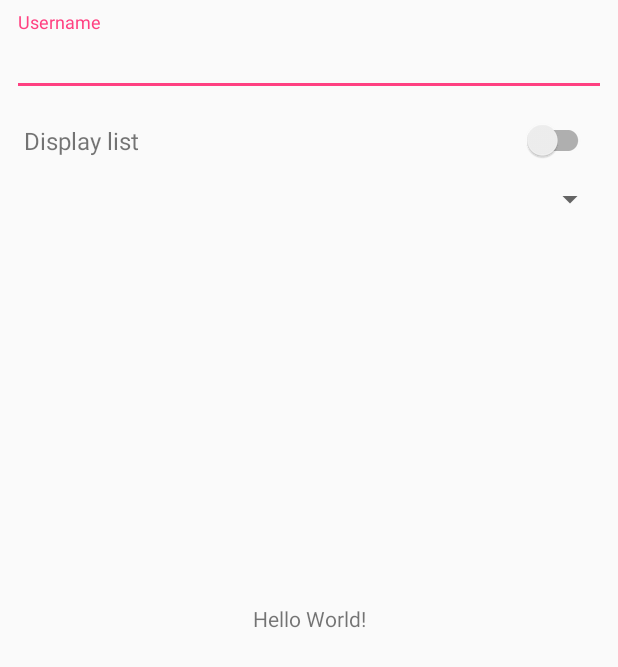
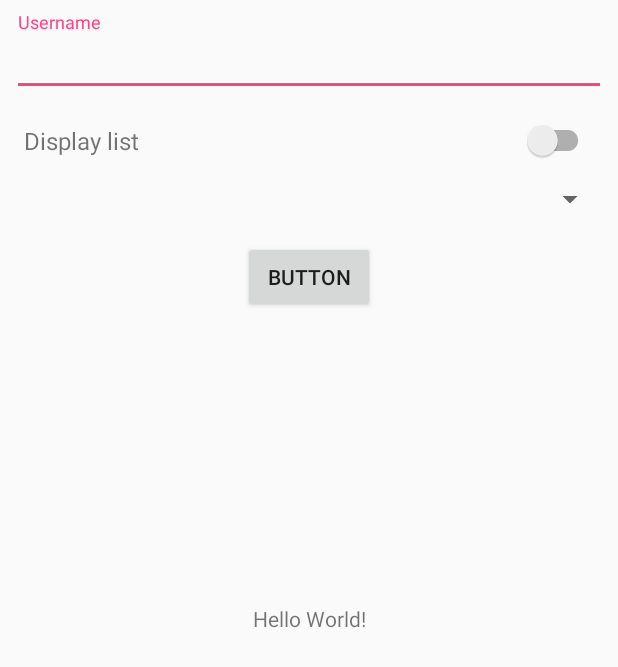
Before and after one commit to ArthurVimond/RxBindingAdapters, an Android app: the layout activity_main.xml on its own in the app's theme, with its tools: preview values and no code run, on a phone screen of 412 x 824 dp. Shown: the top 667 px of the screen. Run offline under Robolectric (Android 15) with nearby library versions, the phone set to English and light mode, and no system bars.

Commit message:
feat(sample): implement Button rxClick binding example

```diff
--- a/sample/src/main/java/fr/arthurvimond/rxbindingadapters/sample/MainViewModel.kt
+++ b/sample/src/main/java/fr/arthurvimond/rxbindingadapters/sample/MainViewModel.kt
@@ -3,9 +3,11 @@ package fr.arthurvimond.rxbindingadapters.sample
 import android.app.Application
 import android.arch.lifecycle.AndroidViewModel
 import android.util.Log
+import fr.arthurvimond.rxbindingadapters.Empty
 import io.reactivex.disposables.CompositeDisposable
 import io.reactivex.rxkotlin.addTo
 import io.reactivex.subjects.BehaviorSubject
+import io.reactivex.subjects.PublishSubject
 
 /**
  * Created by Arthur Vimond on 21/07/2018.
@@ -15,6 +17,8 @@ class MainViewModel(application: Application) : AndroidViewModel(application) {
     val username: BehaviorSubject<String> = BehaviorSubject.createDefault("Arthur")
     val listVisible: BehaviorSubject<Boolean> = BehaviorSubject.createDefault(true)
     val favoriteLanguage: BehaviorSubject<String> = BehaviorSubject.createDefault("Kotlin")
+
+    val buttonClicks: PublishSubject<Empty> = PublishSubject.create()
 
     private val compositeDisposable = CompositeDisposable()
 
@@ -37,6 +41,12 @@ class MainViewModel(application: Application) : AndroidViewModel(application) {
             // Do any needed logic
             Log.d("TAG", "favoriteLanguage.onNext: $it")
         }.addTo(compositeDisposable)
+
+        // Subscribe to buttonClicks
+        buttonClicks.subscribe {
+            // Do any needed logic
+            Log.d("TAG", "buttonClicks.onNext: $it")
+        }.addTo(compositeDisposable)
     }
 
     fun getLanguageList(): List<String> {
--- a/sample/src/main/res/layout/activity_main.xml
+++ b/sample/src/main/res/layout/activity_main.xml
@@ -80,6 +80,19 @@
             app:rxItem="@{viewModel.favoriteLanguage}"
             app:rxItems="@{viewModel.getLanguageList()}" />
 
+        <Button
+            android:id="@+id/button"
+            android:layout_width="wrap_content"
+            android:layout_height="wrap_content"
+            android:layout_marginEnd="16dp"
+            android:layout_marginStart="16dp"
+            android:layout_marginTop="16dp"
+            android:text="@string/button"
+            app:layout_constraintEnd_toEndOf="parent"
+            app:layout_constraintStart_toStartOf="parent"
+            app:layout_constraintTop_toBottomOf="@+id/languageSpinner"
+            app:rxClick="@{viewModel.buttonClicks}" />
+
     </android.support.constraint.ConstraintLayout>
 
 </layout>
--- a/sample/src/main/res/values/strings.xml
+++ b/sample/src/main/res/values/strings.xml
@@ -2,4 +2,5 @@
     <string name="app_name">RxBindingAdapters</string>
     <string name="username">Username</string>
     <string name="listSwitchTitleLabel">Display list</string>
+    <string name="button">Button</string>
 </resources>
```
